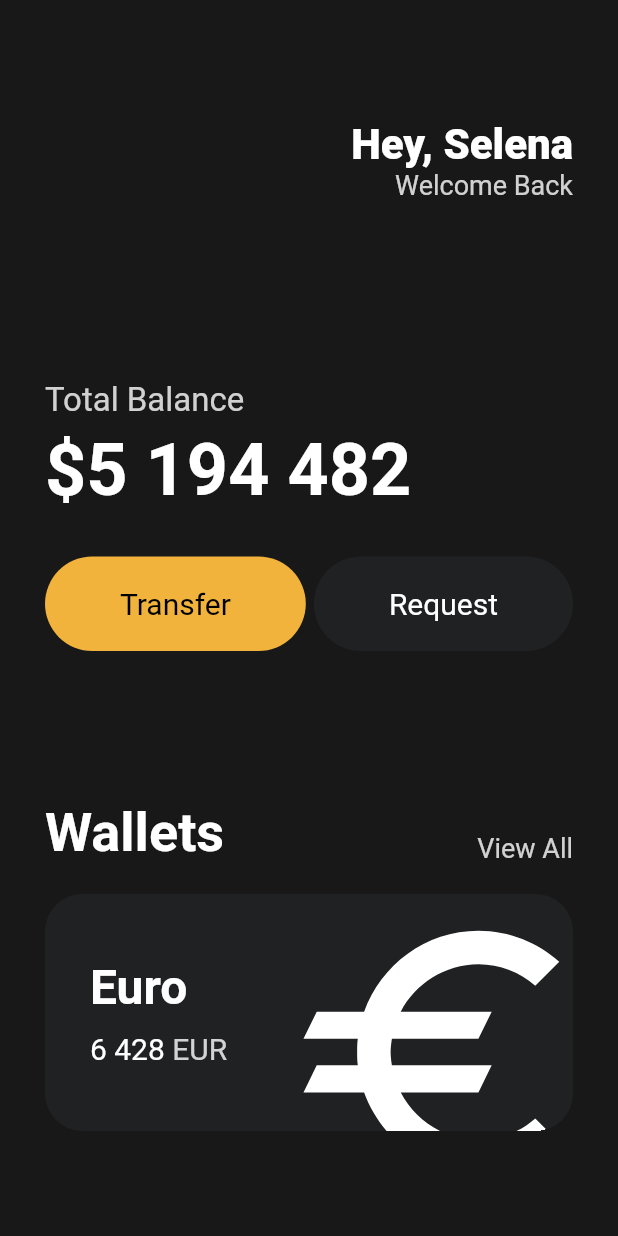
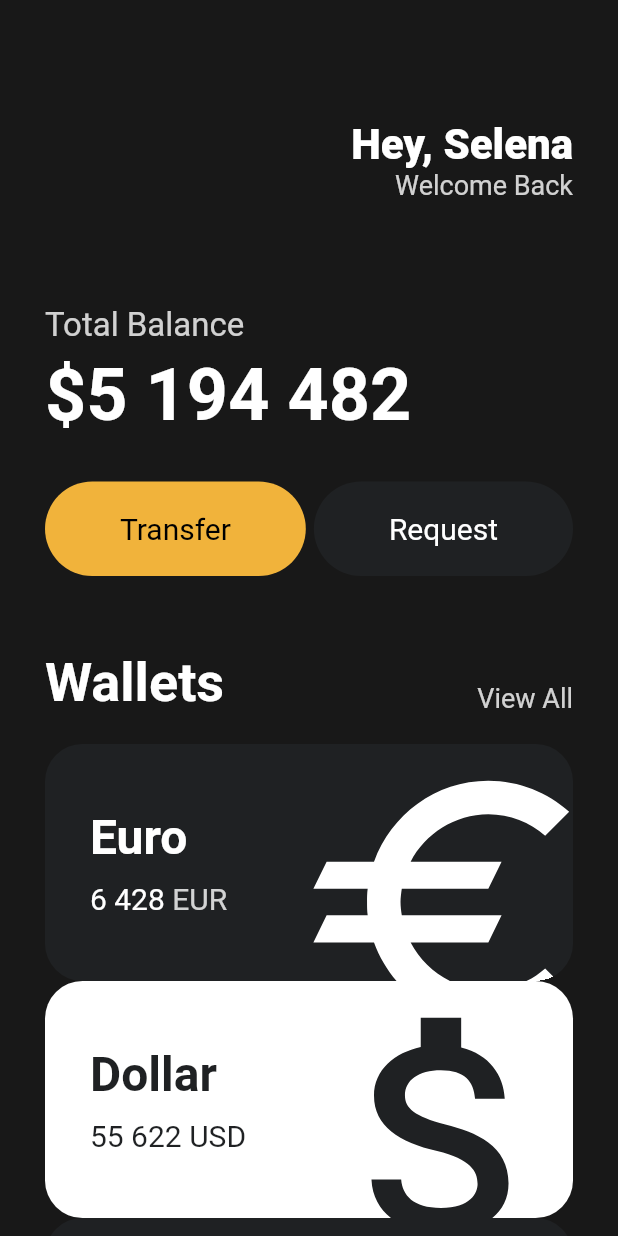
Before and after one commit to July249/flutter-tutorial, a Flutter app: the screen it shows after launch, on a phone screen of 412 x 824 dp. Run offline on Flutter 3.47's test engine with Material 2 defaults, Android fonts, the phone set to English and light mode, and no system bars.

Commit message:
Reusable Widgets - Currency Card

```diff
--- a/ui_challenge/lib/main.dart
+++ b/ui_challenge/lib/main.dart
@@ -1,5 +1,6 @@
 import 'package:flutter/material.dart';
 import 'package:ui_challenge/widgets/button.dart';
+import 'package:ui_challenge/widgets/currency_card.dart';
 
 void main() {
   runApp(const App());
@@ -49,7 +50,7 @@ class App extends StatelessWidget {
                 ],
               ),
               const SizedBox(
-                height: 120,
+                height: 70,
               ),
               Text(
                 'Total Balance',
@@ -88,7 +89,7 @@ class App extends StatelessWidget {
                 ],
               ),
               const SizedBox(
-                height: 100,
+                height: 50,
               ),
               Row(
                 mainAxisAlignment: MainAxisAlignment.spaceBetween,
@@ -114,69 +115,26 @@ class App extends StatelessWidget {
               const SizedBox(
                 height: 20,
               ),
-              Container(
-                clipBehavior: Clip.hardEdge,
-                decoration: BoxDecoration(
-                  color: const Color(0xFF1F2123),
-                  borderRadius: BorderRadius.circular(25),
-                ),
-                child: Padding(
-                  padding: const EdgeInsets.all(30),
-                  child: Row(
-                    mainAxisAlignment: MainAxisAlignment.spaceBetween,
-                    children: [
-                      Column(
-                        crossAxisAlignment: CrossAxisAlignment.start,
-                        children: [
-                          const Text(
-                            'Euro',
-                            style: TextStyle(
-                              color: Colors.white,
-                              fontSize: 32,
-                              fontWeight: FontWeight.w600,
-                            ),
-                          ),
-                          const SizedBox(
-                            height: 10,
-                          ),
-                          Row(
-                            children: [
-                              const Text(
-                                '6 428',
-                                style: TextStyle(
-                                  color: Colors.white,
-                                  fontSize: 20,
-                                  fontWeight: FontWeight.w400,
-                                ),
-                              ),
-                              const SizedBox(
-                                width: 5,
-                              ),
-                              Text(
-                                'EUR',
-                                style: TextStyle(
-                                  color: Colors.white.withOpacity(0.8),
-                                  fontSize: 20,
-                                ),
-                              ),
-                            ],
-                          ),
-                        ],
-                      ),
-                      Transform.scale(
-                        scale: 2.2,
-                        child: Transform.translate(
-                          offset: const Offset(-5, 12),
-                          child: const Icon(
-                            Icons.euro_outlined,
-                            color: Colors.white,
-                            size: 98,
-                          ),
-                        ),
-                      ),
-                    ],
-                  ),
-                ),
+              const CurrencyCard(
+                icon: Icons.euro_outlined,
+                isInverted: false,
+                currentType: 'Euro',
+                currentUnit: 'EUR',
+                currentAmount: '6 428',
+              ),
+              const CurrencyCard(
+                icon: Icons.attach_money_outlined,
+                isInverted: true,
+                currentType: 'Dollar',
+                currentUnit: 'USD',
+                currentAmount: '55 622',
+              ),
+              const CurrencyCard(
+                icon: Icons.currency_rupee_outlined,
+                isInverted: false,
+                currentType: 'Rupee',
+                currentUnit: 'INR',
+                currentAmount: '28 981',
               ),
             ],
           ),
--- /dev/null
+++ b/ui_challenge/lib/widgets/currency_card.dart
@@ -0,0 +1,88 @@
+import 'package:flutter/material.dart';
+
+class CurrencyCard extends StatelessWidget {
+  final IconData icon;
+  final String currentType, currentUnit, currentAmount;
+  final bool isInverted;
+
+  final _blackColor = const Color(0xFF1F2123);
+
+  const CurrencyCard({
+    super.key,
+    required this.icon,
+    required this.isInverted,
+    required this.currentType,
+    required this.currentUnit,
+    required this.currentAmount,
+  });
+
+  @override
+  Widget build(BuildContext context) {
+    return Container(
+      clipBehavior: Clip.hardEdge,
+      decoration: BoxDecoration(
+        color: isInverted ? Colors.white : _blackColor,
+        borderRadius: BorderRadius.circular(25),
+      ),
+      child: Padding(
+        padding: const EdgeInsets.all(30),
+        child: Row(
+          mainAxisAlignment: MainAxisAlignment.spaceBetween,
+          children: [
+            Column(
+              crossAxisAlignment: CrossAxisAlignment.start,
+              children: [
+                Text(
+                  currentType,
+                  style: TextStyle(
+                    color: isInverted ? _blackColor : Colors.white,
+                    fontSize: 32,
+                    fontWeight: FontWeight.w600,
+                  ),
+                ),
+                const SizedBox(
+                  height: 10,
+                ),
+                Row(
+                  children: [
+                    Text(
+                      currentAmount,
+                      style: TextStyle(
+                        color: isInverted ? _blackColor : Colors.white,
+                        fontSize: 20,
+                        fontWeight: FontWeight.w400,
+                      ),
+                    ),
+                    const SizedBox(
+                      width: 5,
+                    ),
+                    Text(
+                      currentUnit,
+                      style: TextStyle(
+                        color: isInverted
+                            ? _blackColor
+                            : Colors.white.withOpacity(0.8),
+                        fontSize: 20,
+                      ),
+                    ),
+                  ],
+                ),
+              ],
+            ),
+            Transform.scale(
+              scale: 2.2,
+              child: Transform.translate(
+                offset: const Offset(-2, 12),
+                child: Icon(
+                  icon,
+                  color: isInverted ? _blackColor : Colors.white,
+                  size: 98,
+                ),
+              ),
+            ),
+          ],
+        ),
+      ),
+    );
+  }
+}
```
